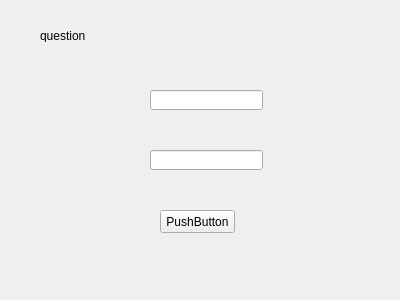
Before: the Qt Designer form WeNoChat/question.ui in CladernyJorn/WeNoChat, drawn with Qt 5.
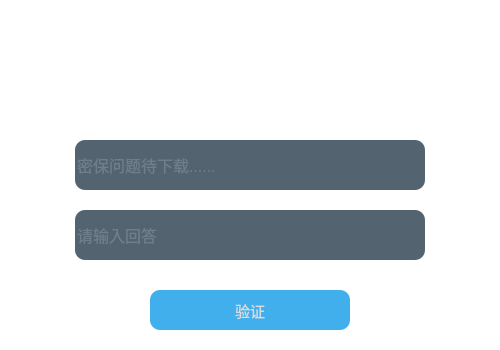
After: the same form once the commit is applied. Icons and pictures are not drawn.

The edit to the form file:
```diff
--- a/WeNoChat/question.ui
+++ b/WeNoChat/question.ui
@@ -6,58 +6,211 @@
    <rect>
     <x>0</x>
     <y>0</y>
-    <width>400</width>
-    <height>300</height>
+    <width>500</width>
+    <height>350</height>
    </rect>
   </property>
   <property name="windowTitle">
    <string>Form</string>
   </property>
-  <widget class="QLineEdit" name="question_2">
+  <property name="styleSheet">
+   <string notr="true">*{
+background:rgb(255, 255, 255);
+font-size:15px;
+font-style:MingLiU-ExtB;
+}
+QFrame{
+border:sold 10px rgba(0,0,0);
+background-image: url(:/assets/loginbackground.png);
+}
+QLineEdit{
+color:#8d98a1;
+background-color:rgba(64, 83, 97, 230);
+font-size:16px;
+border-style:outset;
+border-radius:10px;
+font-style:MingLiU-ExtB;
+}
+QLineEdit:hover{
+color:#8d98a1;
+background-color:rgba(64, 83, 97, 80);
+font-size:16px;
+border-style:outset;
+border-radius:10px;
+font-style:MingLiU-ExtB;
+}
+QLineEdit:focus{
+color:#8d98a1;
+background-color:rgba(64, 83, 97, 180);
+font-size:16px;
+border-style:outset;
+border-radius:10px;
+font-style:MingLiU-ExtB;
+}
+
+QPushButton{
+background:rgb(65, 175, 235);
+color:rgb(220, 220, 220);
+border-style:outset;
+border-radius:10px;
+font-style:MingLiU-ExtB;
+}
+QPushButton:hover{
+background-color:rgba(80, 190, 250,130);
+border-style:inset;
+font-style:MingLiU-ExtB;
+}
+QPushButton:pressed{
+background-color:rgba(80, 190, 250,255);
+border-style:inset;
+font-style:MingLiU-ExtB;
+}
+
+QPushButton#hideButton{
+background: rgba(255, 255, 255, 0);
+color: rgb(255, 255, 255);
+font-style:MingLiU-ExtB;
+}
+QPushButton#hideButton:hover{
+background: rgba(212, 212, 212, 100);
+color: rgb(255, 255, 255);
+font-style:MingLiU-ExtB;
+}
+QPushButton#hideButton:pressed{
+background: rgba(212, 212, 212, 255);
+color: rgb(255, 255, 255);
+font-style:MingLiU-ExtB;
+}
+QPushButton#closeButton{
+background: rgba(255, 255, 255, 0);
+color: rgb(255, 255, 255);
+font-style:MingLiU-ExtB;
+}
+QPushButton#closeButton:hover{
+background: rgba(255, 0, 0, 100);
+color: rgb(255, 255, 255);
+font-style:MingLiU-ExtB;
+}
+QPushButton#closeButton:pressed{
+background: rgba(255, 0, 0, 255);
+color: rgb(255, 255, 255);
+font-style:MingLiU-ExtB;
+}
+QCheckBox{
+background:rgba(85,170,255,0);
+color:white;
+font-style:MingLiU-ExtB;
+}
+QLabel{
+background:rgba(85,170,255,0);
+color:white;
+font-style:MingLiU-ExtB;
+font-size:14px;
+}
+</string>
+  </property>
+  <widget class="QFrame" name="frame">
    <property name="geometry">
     <rect>
-     <x>150</x>
-     <y>90</y>
-     <width>113</width>
-     <height>20</height>
+     <x>0</x>
+     <y>0</y>
+     <width>500</width>
+     <height>350</height>
     </rect>
    </property>
-  </widget>
-  <widget class="QLineEdit" name="answer">
-   <property name="geometry">
-    <rect>
-     <x>150</x>
-     <y>150</y>
-     <width>113</width>
-     <height>20</height>
-    </rect>
+   <property name="frameShape">
+    <enum>QFrame::StyledPanel</enum>
    </property>
-  </widget>
-  <widget class="QPushButton" name="confirmButton">
-   <property name="geometry">
-    <rect>
-     <x>160</x>
-     <y>210</y>
-     <width>75</width>
-     <height>23</height>
-    </rect>
+   <property name="frameShadow">
+    <enum>QFrame::Raised</enum>
    </property>
-   <property name="text">
-    <string>PushButton</string>
-   </property>
-  </widget>
-  <widget class="QLabel" name="label">
-   <property name="geometry">
-    <rect>
-     <x>40</x>
-     <y>30</y>
-     <width>54</width>
-     <height>12</height>
-    </rect>
-   </property>
-   <property name="text">
-    <string>question</string>
-   </property>
+   <widget class="QPushButton" name="closeButton">
+    <property name="enabled">
+     <bool>true</bool>
+    </property>
+    <property name="geometry">
+     <rect>
+      <x>470</x>
+      <y>0</y>
+      <width>31</width>
+      <height>28</height>
+     </rect>
+    </property>
+    <property name="text">
+     <string>×</string>
+    </property>
+   </widget>
+   <widget class="QLabel" name="label">
+    <property name="geometry">
+     <rect>
+      <x>125</x>
+      <y>40</y>
+      <width>250</width>
+      <height>91</height>
+     </rect>
+    </property>
+    <property name="text">
+     <string>&lt;html&gt;&lt;head/&gt;&lt;body&gt;&lt;p align=&quot;center&quot;&gt;&lt;span style=&quot; font-size:26pt; font-weight:600;&quot;&gt;找回密码&lt;/span&gt;&lt;/p&gt;&lt;p align=&quot;center&quot;&gt;&lt;span style=&quot; font-size:7pt;&quot;&gt;验证密保问题&lt;/span&gt;&lt;/p&gt;&lt;/body&gt;&lt;/html&gt;</string>
+    </property>
+   </widget>
+   <widget class="QPushButton" name="hideButton">
+    <property name="geometry">
+     <rect>
+      <x>440</x>
+      <y>0</y>
+      <width>31</width>
+      <height>28</height>
+     </rect>
+    </property>
+    <property name="text">
+     <string>—</string>
+    </property>
+   </widget>
+   <widget class="QLineEdit" name="question_2">
+    <property name="geometry">
+     <rect>
+      <x>75</x>
+      <y>140</y>
+      <width>350</width>
+      <height>50</height>
+     </rect>
+    </property>
+    <property name="text">
+     <string/>
+    </property>
+    <property name="placeholderText">
+     <string>密保问题待下载......</string>
+    </property>
+   </widget>
+   <widget class="QLineEdit" name="answer">
+    <property name="geometry">
+     <rect>
+      <x>75</x>
+      <y>210</y>
+      <width>350</width>
+      <height>50</height>
+     </rect>
+    </property>
+    <property name="text">
+     <string/>
+    </property>
+    <property name="placeholderText">
+     <string>请输入回答</string>
+    </property>
+   </widget>
+   <widget class="QPushButton" name="confirmButton">
+    <property name="geometry">
+     <rect>
+      <x>150</x>
+      <y>290</y>
+      <width>200</width>
+      <height>40</height>
+     </rect>
+    </property>
+    <property name="text">
+     <string>验证</string>
+    </property>
+   </widget>
   </widget>
  </widget>
  <resources/>
```
